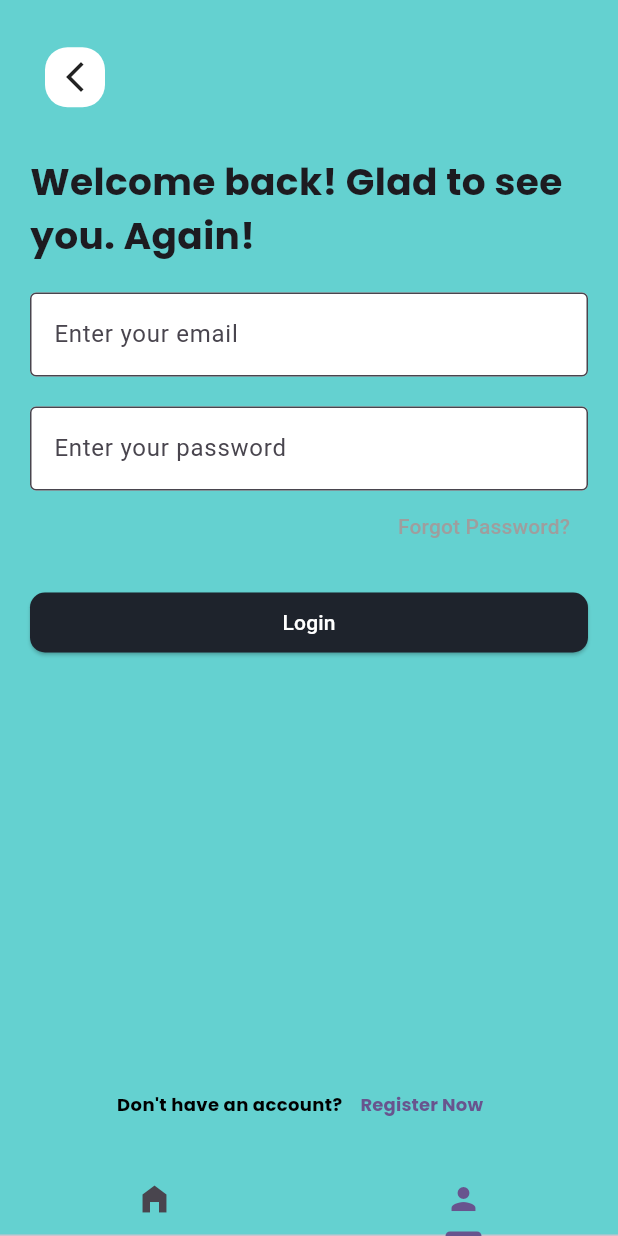
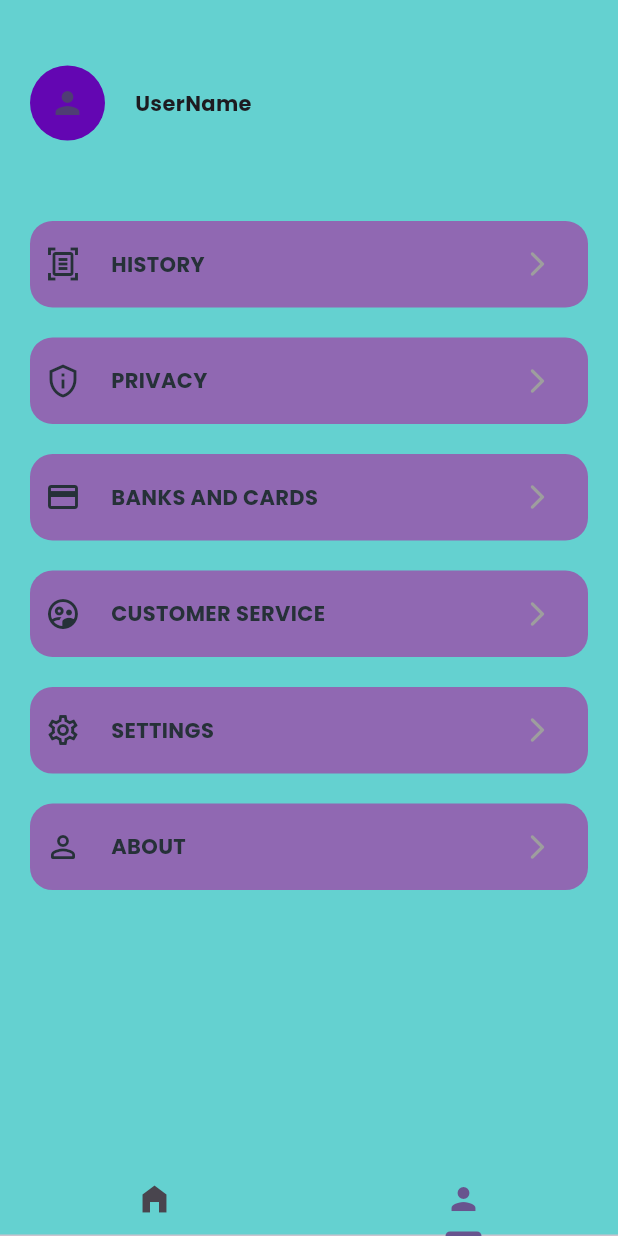
Before and after one commit to rohithvijayan774/SwipeRight_Project, a Flutter app: the TabViewHome screen opened directly, tab 2 chosen, on a phone screen of 412 x 824 dp. Run offline on Flutter 3.47's test engine with Material 3 defaults, Android fonts, the phone set to English and light mode, and no system bars; Roboto replaces fonts that are missing (SofiaPro); project files that could hold a hidden picture were left out.

Commit message:
all_items_list

```diff
--- a/lib/const.dart
+++ b/lib/const.dart
@@ -3,3 +3,5 @@ import 'package:flutter/material.dart';
 const defaultBgColor = Color(0xFF64D1D0);
 const buttonColor1 = Color(0xFF1E232C);
 const defaultPurpleColor = Color(0xFF6306B2);
+const defaultLightPurpleColor = Color(0xFF9068B2);
+const defaultTextColor = Color(0xFF263138);
--- /dev/null
+++ b/lib/controller/user_controller.dart
@@ -0,0 +1,3 @@
+import 'package:flutter/material.dart';
+
+class UserController extends ChangeNotifier {}
--- a/lib/main.dart
+++ b/lib/main.dart
@@ -17,7 +17,7 @@ class MyApp extends StatelessWidget {
         colorScheme: ColorScheme.fromSeed(seedColor: Colors.deepPurple),
         useMaterial3: true,
       ),
-      home: WelcomePage(),
+      home:const WelcomePage(),
     );
   }
 }
--- a/lib/tab_view_home.dart
+++ b/lib/tab_view_home.dart
@@ -1,7 +1,7 @@
 import 'package:flutter/material.dart';
 import 'package:swiperight/const.dart';
 import 'package:swiperight/views/home_screen.dart';
-import 'package:swiperight/views/login_screen.dart';
+import 'package:swiperight/views/profile.dart';
 
 class TabViewHome extends StatelessWidget {
   const TabViewHome({super.key});
@@ -14,7 +14,7 @@ class TabViewHome extends StatelessWidget {
         body: const TabBarView(
           children: [
             HomeScreen(),
-            LoginScreen(),
+            Profile(),
           ],
         ),
         bottomNavigationBar: Container(
--- a/lib/views/create_new_password.dart
+++ b/lib/views/create_new_password.dart
@@ -1,7 +1,6 @@
 import 'package:flutter/material.dart';
 import 'package:swiperight/const.dart';
 import 'package:swiperight/views/password_changed.dart';
-import 'package:swiperight/views/register_screen.dart';
 
 class CreateNewPasswordScreen extends StatelessWidget {
   const CreateNewPasswordScreen({super.key});
--- a/lib/views/forgot_password.dart
+++ b/lib/views/forgot_password.dart
@@ -1,7 +1,6 @@
 import 'package:flutter/material.dart';
 import 'package:swiperight/const.dart';
 import 'package:swiperight/views/create_new_password.dart';
-import 'package:swiperight/views/register_screen.dart';
 
 class ForgotPasswordScreen extends StatelessWidget {
   const ForgotPasswordScreen({super.key});
--- a/lib/views/login_screen.dart
+++ b/lib/views/login_screen.dart
@@ -2,7 +2,6 @@ import 'package:flutter/material.dart';
 import 'package:swiperight/const.dart';
 import 'package:swiperight/tab_view_home.dart';
 import 'package:swiperight/views/forgot_password.dart';
-import 'package:swiperight/views/home_screen.dart';
 import 'package:swiperight/views/register_screen.dart';
 import 'package:swiperight/views/welcome_page.dart';
 
--- a/lib/views/password_changed.dart
+++ b/lib/views/password_changed.dart
@@ -7,7 +7,7 @@ class PasswordChanged extends StatelessWidget {
 
   @override
   Widget build(BuildContext context) {
-    final height = MediaQuery.of(context).size.height;
+    // final height = MediaQuery.of(context).size.height;
     final width = MediaQuery.of(context).size.width;
     return Scaffold(
       backgroundColor: defaultBgColor,
--- a/lib/views/profile.dart
+++ b/lib/views/profile.dart
@@ -0,0 +1,85 @@
+import 'package:flutter/material.dart';
+import 'package:swiperight/const.dart';
+import 'package:swiperight/widgets/profile_list_tile.dart';
+
+class Profile extends StatelessWidget {
+  const Profile({super.key});
+
+  @override
+  Widget build(BuildContext context) {
+    final height = MediaQuery.of(context).size.height;
+    final width = MediaQuery.of(context).size.width;
+    return Scaffold(
+      backgroundColor: defaultBgColor,
+      body: SafeArea(
+        child: Column(
+          children: [
+            SizedBox(
+              width: width,
+              height: height / 6,
+              child: const Padding(
+                padding: EdgeInsets.symmetric(horizontal: 20),
+                child: Column(
+                  mainAxisAlignment: MainAxisAlignment.center,
+                  children: [
+                    Row(
+                      children: [
+                        CircleAvatar(
+                          radius: 25,
+                          backgroundColor: defaultPurpleColor,
+                          child: Icon(Icons.person),
+                        ),
+                        SizedBox(
+                          width: 20,
+                        ),
+                        Text(
+                          'UserName',
+                          style: TextStyle(fontFamily: 'Poppins'),
+                        )
+                      ],
+                    ),
+                  ],
+                ),
+              ),
+            ),
+            Expanded(
+              child: Padding(
+                padding: const EdgeInsets.symmetric(horizontal: 20),
+                child: SingleChildScrollView(
+                  child: Column(
+                    children: [
+                      ProfileListTile(
+                          title: 'HISTORY',
+                          tileIcon: Icons.document_scanner_outlined,
+                          onPressed: () {}),
+                      ProfileListTile(
+                          title: 'PRIVACY',
+                          tileIcon: Icons.privacy_tip_outlined,
+                          onPressed: () {}),
+                      ProfileListTile(
+                          title: 'BANKS AND CARDS',
+                          tileIcon: Icons.credit_card,
+                          onPressed: () {}),
+                      ProfileListTile(
+                          title: 'CUSTOMER SERVICE',
+                          tileIcon: Icons.supervised_user_circle_outlined,
+                          onPressed: () {}),
+                      ProfileListTile(
+                          title: 'SETTINGS',
+                          tileIcon: Icons.settings_outlined,
+                          onPressed: () {}),
+                      ProfileListTile(
+                          title: 'ABOUT',
+                          tileIcon: Icons.person_outline_rounded,
+                          onPressed: () {})
+                    ],
+                  ),
+                ),
+              ),
+            )
+          ],
+        ),
+      ),
+    );
+  }
+}
--- a/lib/views/welcome_page.dart
+++ b/lib/views/welcome_page.dart
@@ -8,7 +8,7 @@ class WelcomePage extends StatelessWidget {
 
   @override
   Widget build(BuildContext context) {
-    final height = MediaQuery.of(context).size.height;
+    // final height = MediaQuery.of(context).size.height;
     final width = MediaQuery.of(context).size.width;
     return Scaffold(
       backgroundColor: defaultBgColor,
--- a/lib/widgets/customButton_blue.dart
+++ b/lib/widgets/custom_button.dart
@@ -1,4 +1,3 @@
-
 
 import 'package:flutter/material.dart';
 
--- /dev/null
+++ b/lib/widgets/profile_list_tile.dart
@@ -0,0 +1,61 @@
+import 'package:flutter/material.dart';
+import 'package:swiperight/const.dart';
+
+class ProfileListTile extends StatelessWidget {
+  final String title;
+  final IconData tileIcon;
+  final Function onPressed;
+  const ProfileListTile(
+      {super.key,
+      required this.title,
+      required this.tileIcon,
+      required this.onPressed});
+
+  @override
+  Widget build(BuildContext context) {
+    final height = MediaQuery.of(context).size.height;
+    final width = MediaQuery.of(context).size.width;
+    return Padding(
+      padding: const EdgeInsets.symmetric(vertical: 10),
+      child: Container(
+        width: width,
+        height: height * 0.07,
+        decoration: BoxDecoration(
+            color: defaultLightPurpleColor,
+            borderRadius: BorderRadius.circular(15)),
+        child: Padding(
+          padding: const EdgeInsets.symmetric(horizontal: 10),
+          child: Row(
+            children: [
+              Icon(
+                tileIcon,
+                color: defaultTextColor,
+              ),
+              const SizedBox(
+                width: 20,
+              ),
+              Text(
+                title,
+                style: const TextStyle(
+                  fontFamily: 'Poppins',
+                  color: defaultTextColor,
+                ),
+              ),
+              const Spacer(),
+              IconButton(
+                onPressed: () {
+                  onPressed();
+                },
+                icon: const Icon(
+                  Icons.arrow_forward_ios_rounded,
+                  size: 20,
+                  color: Colors.grey,
+                ),
+              ),
+            ],
+          ),
+        ),
+      ),
+    );
+  }
+}
```
Also changed, not shown: lib/views/categories/food & groceries/all_items.dart (added, +98 -0 lines), lib/views/categories/food & groceries/food_groceries.dart (added, +98 -0 lines), lib/views/home_screen.dart (+15 -5 lines), lib/widgets/food_custom_tile.dart (added, +55 -0 lines), lib/widgets/food_details_tile.dart (added, +112 -0 lines), pubspec.yaml (+1 -6 lines), pubspec.lock.
